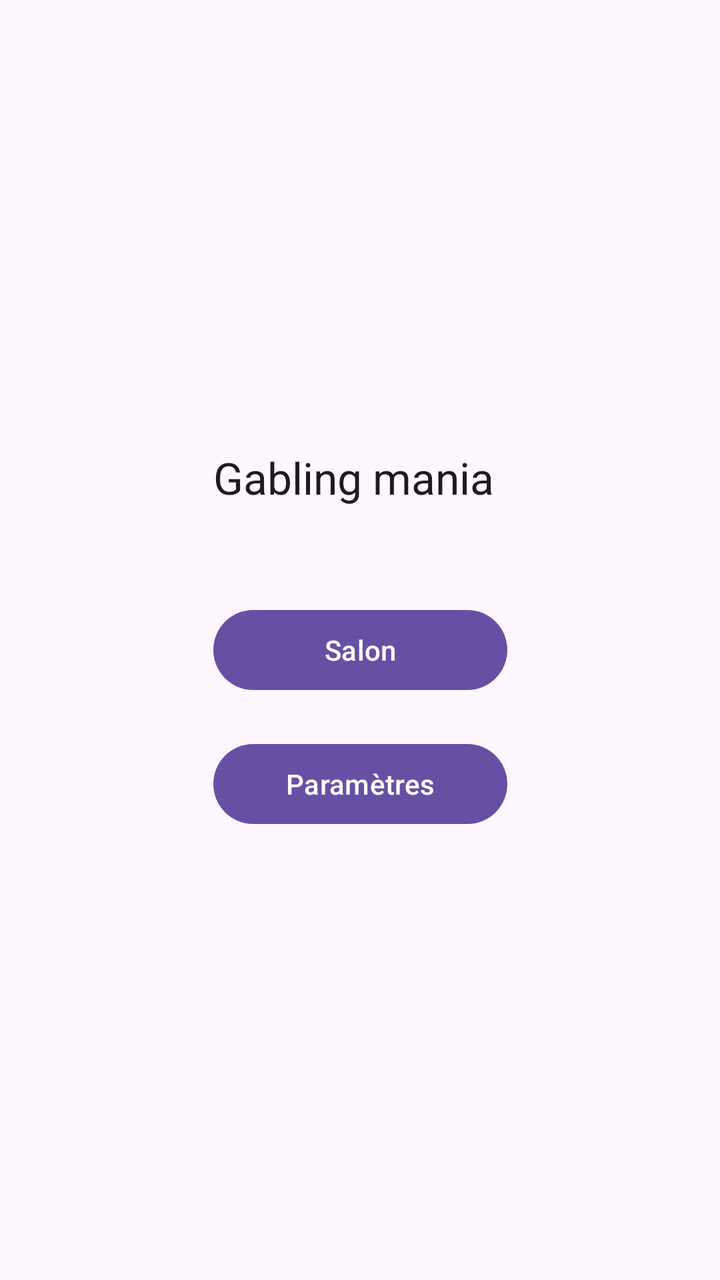
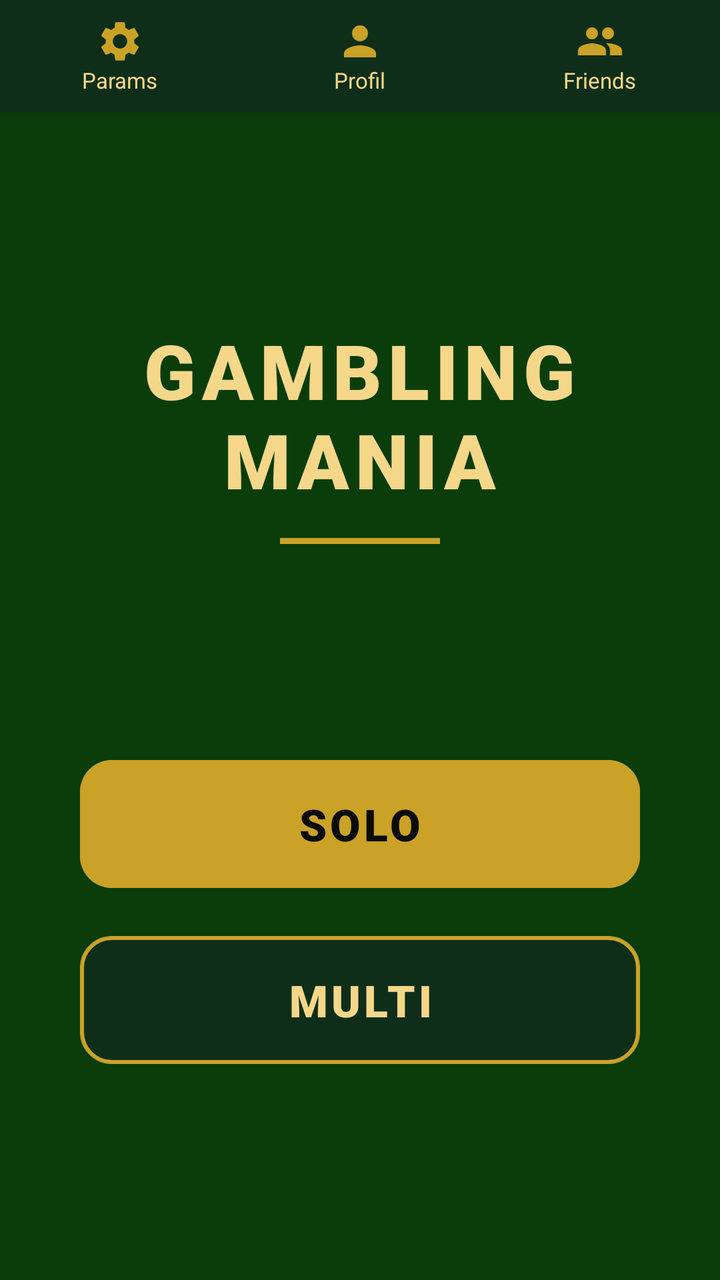

Screens rendered from an Android XML layout before and after an edit, with the pre-edit source and the edit as a unified diff.
<!-- AndroidManifest.xml: application theme Theme.My_Application_Sandbox -->
<!-- res/layout/activity_main.xml -->
<?xml version="1.0" encoding="utf-8"?>
<androidx.constraintlayout.widget.ConstraintLayout xmlns:android="http://schemas.android.com/apk/res/android"
    xmlns:app="http://schemas.android.com/apk/res-auto"
    xmlns:tools="http://schemas.android.com/tools"
    android:id="@+id/main"
    android:layout_width="match_parent"
    android:layout_height="match_parent"
    android:visibility="visible">

    <LinearLayout
        android:id="@+id/list_button"
        android:layout_width="wrap_content"
        android:layout_height="wrap_content"
        android:orientation="vertical"
        app:layout_constraintBottom_toBottomOf="parent"
        app:layout_constraintEnd_toEndOf="parent"
        app:layout_constraintHorizontal_bias="0.5"
        app:layout_constraintStart_toStartOf="parent"
        app:layout_constraintTop_toTopOf="parent"
        app:layout_constraintVertical_bias="0.5">

        <TextView
            android:id="@+id/Title"
            android:layout_width="147dp"
            android:layout_height="28dp"
            android:text="Gabling mania"
            android:textAppearance="@style/TextAppearance.AppCompat.Large" />

        <Space
            android:layout_width="match_parent"
            android:layout_height="49dp" />

        <Button
            android:id="@+id/start_roulette"
            android:layout_width="match_parent"
            android:layout_height="wrap_content"
            android:onClick="enterSalon"
            android:text="@string/salon" />

        <Space
            android:layout_width="match_parent"
            android:layout_height="19dp" />

        <Button
            android:id="@+id/start_parametre"
            android:layout_width="match_parent"
            android:layout_height="wrap_content"
            android:text="@string/parameter_window" />
    </LinearLayout>

</androidx.constraintlayout.widget.ConstraintLayout>
<!-- resources referenced by this layout -->
<resources>
  <string name="parameter_window">Paramètres</string>
  <string name="salon">Salon</string>
  <style name="Theme.My_Application_Sandbox" parent="Base.Theme.My_Application_Sandbox" />
  <style name="Base.Theme.My_Application_Sandbox" parent="Theme.Material3.DayNight.NoActionBar">
          
          <item name="materialAlertDialogTheme">@style/Casino.Dialog</item>
          
      </style>
  <style name="Casino.Dialog" parent="ThemeOverlay.Material3.MaterialAlertDialog">
          <item name="colorSurface">#0F2E1A</item>
          <item name="colorOnSurface">#FFFFFF</item>
          <item name="colorOnSurfaceVariant">#F5D78A</item>
          <item name="colorPrimary">#C9A227</item>
          <item name="materialAlertDialogTitleTextStyle">@style/Casino.DialogTitle</item>
      </style>
  <style name="Casino.DialogTitle" parent="MaterialAlertDialog.Material3.Title.Text">
          <item name="android:textColor">#C9A227</item>
          <item name="android:textStyle">bold</item>
      </style>
</resources>

<!-- the commit's change to res/layout/activity_main.xml (unified diff, before → after) -->
@@ -1,51 +1,136 @@
 <?xml version="1.0" encoding="utf-8"?>
-<androidx.constraintlayout.widget.ConstraintLayout xmlns:android="http://schemas.android.com/apk/res/android"
+<LinearLayout xmlns:android="http://schemas.android.com/apk/res/android"
     xmlns:app="http://schemas.android.com/apk/res-auto"
-    xmlns:tools="http://schemas.android.com/tools"
     android:id="@+id/main"
     android:layout_width="match_parent"
     android:layout_height="match_parent"
-    android:visibility="visible">
+    android:background="#0B3D0B"
+    android:orientation="vertical">
+
+    
+    <LinearLayout
+        android:id="@+id/topBar"
+        android:layout_width="match_parent"
+        android:layout_height="56dp"
+        android:background="#0F2E1A"
+        android:elevation="6dp"
+        android:orientation="horizontal">
+
+        <LinearLayout
+            android:id="@+id/btn_params"
+            android:layout_width="0dp"
+            android:layout_height="match_parent"
+            android:layout_weight="1"
+            android:background="?attr/selectableItemBackground"
+            android:clickable="true"
+            android:focusable="true"
+            android:gravity="center"
+            android:onClick="comingSoon"
+            android:orientation="vertical">
+            <ImageView android:layout_width="24dp" android:layout_height="24dp"
+                android:src="@drawable/ic_param" />
+            <TextView android:layout_width="wrap_content" android:layout_height="wrap_content"
+                android:text="Params" android:textColor="#F5D78A" android:textSize="11sp" />
+        </LinearLayout>
+
+        <LinearLayout
+            android:id="@+id/btn_profile"
+            android:layout_width="0dp"
+            android:layout_height="match_parent"
+            android:layout_weight="1"
+            android:background="?attr/selectableItemBackground"
+            android:clickable="true"
+            android:focusable="true"
+            android:gravity="center"
+            android:onClick="comingSoon"
+            android:orientation="vertical">
+            <ImageView android:layout_width="24dp" android:layout_height="24dp"
+                android:src="@drawable/ic_profile" />
+            <TextView android:layout_width="wrap_content" android:layout_height="wrap_content"
+                android:text="Profil" android:textColor="#F5D78A" android:textSize="11sp" />
+        </LinearLayout>
+
+        <LinearLayout
+            android:id="@+id/btn_friends"
+            android:layout_width="0dp"
+            android:layout_height="match_parent"
+            android:layout_weight="1"
+            android:background="?attr/selectableItemBackground"
+            android:clickable="true"
+            android:focusable="true"
+            android:gravity="center"
+            android:onClick="comingSoon"
+            android:orientation="vertical">
+            <ImageView android:layout_width="24dp" android:layout_height="24dp"
+                android:src="@drawable/ic_amis" />
+            <TextView android:layout_width="wrap_content" android:layout_height="wrap_content"
+                android:text="Friends" android:textColor="#F5D78A" android:textSize="11sp" />
+        </LinearLayout>
+    </LinearLayout>
 
     <LinearLayout
-        android:id="@+id/list_button"
-        android:layout_width="wrap_content"
-        android:layout_height="wrap_content"
-        android:orientation="vertical"
-        app:layout_constraintBottom_toBottomOf="parent"
-        app:layout_constraintEnd_toEndOf="parent"
-        app:layout_constraintHorizontal_bias="0.5"
-        app:layout_constraintStart_toStartOf="parent"
-        app:layout_constraintTop_toTopOf="parent"
-        app:layout_constraintVertical_bias="0.5">
+        android:layout_width="match_parent"
+        android:layout_height="0dp"
+        android:layout_weight="1"
+        android:gravity="center_horizontal"
+        android:orientation="vertical">
+
+        <Space android:layout_width="match_parent" android:layout_height="0dp"
+            android:layout_weight="1" />
 
         <TextView
             android:id="@+id/Title"
-            android:layout_width="147dp"
-            android:layout_height="28dp"
-            android:text="Gabling mania"
-            android:textAppearance="@style/TextAppearance.AppCompat.Large" />
+            android:layout_width="wrap_content"
+            android:layout_height="wrap_content"
+            android:fontFamily="sans-serif-black"
+            android:gravity="center"
+            android:letterSpacing="0.08"
+            android:text="GAMBLING\nMANIA"
+            android:textColor="#F5D78A"
+            android:textSize="38sp" />
 
-        <Space
-            android:layout_width="match_parent"
-            android:layout_height="49dp" />
+        <View android:layout_width="80dp" android:layout_height="3dp"
+            android:layout_marginTop="14dp" android:background="#C9A227" />
 
+        <Space android:layout_width="match_parent" android:layout_height="0dp"
+            android:layout_weight="1" />
+
+        
         <Button
-            android:id="@+id/start_roulette"
-            android:layout_width="match_parent"
-            android:layout_height="wrap_content"
-            android:onClick="enterSalon"
-            android:text="@string/salon" />
+            android:id="@+id/btn_solo"
+            android:layout_width="280dp"
+            android:layout_height="72dp"
+            android:backgroundTint="#C9A227"
+            android:elevation="6dp"
+            android:fontFamily="sans-serif-black"
+            android:letterSpacing="0.08"
+            android:onClick="playSolo"
+            android:text="SOLO"
+            android:textAllCaps="true"
+            android:textColor="#0A0A0A"
+            android:textSize="22sp"
+            app:cornerRadius="16dp" />
 
-        <Space
-            android:layout_width="match_parent"
-            android:layout_height="19dp" />
+        <Space android:layout_width="match_parent" android:layout_height="16dp" />
 
+        
         <Button
-            android:id="@+id/start_parametre"
-            android:layout_width="match_parent"
-            android:layout_height="wrap_content"
-            android:text="@string/parameter_window" />
+            android:id="@+id/btn_multi"
+            android:layout_width="280dp"
+            android:layout_height="72dp"
+            android:backgroundTint="#0F2E1A"
+            android:fontFamily="sans-serif-black"
+            android:letterSpacing="0.08"
+            android:onClick="playMulti"
+            android:text="MULTI"
+            android:textAllCaps="true"
+            android:textColor="#F5D78A"
+            android:textSize="22sp"
+            app:cornerRadius="16dp"
+            app:strokeColor="#C9A227"
+            app:strokeWidth="2dp" />
+
+        <Space android:layout_width="match_parent" android:layout_height="0dp"
+            android:layout_weight="1" />
     </LinearLayout>
-
-</androidx.constraintlayout.widget.ConstraintLayout>
+</LinearLayout>
<!-- resource entries referenced after the edit -->
@@ -1,7 +1,29 @@
 <!-- resources referenced by this layout -->
 <resources>
-  <string name="parameter_window">Paramètres</string>
-  <string name="salon">Salon</string>
+  <!-- drawable ic_amis (drawable) -->
+  <?xml version="1.0" encoding="utf-8"?>
+  <vector xmlns:android="http://schemas.android.com/apk/res/android"
+      android:width="24dp" android:height="24dp"
+      android:viewportWidth="24" android:viewportHeight="24">
+      <path android:fillColor="#C9A227"
+          android:pathData="M16,11c1.66,0 2.99,-1.34 2.99,-3S17.66,5 16,5c-1.66,0 -3,1.34 -3,3s1.34,3 3,3zM8,11c1.66,0 2.99,-1.34 2.99,-3S9.66,5 8,5C6.34,5 5,6.34 5,8s1.34,3 3,3zM8,13c-2.33,0 -7,1.17 -7,3.5V19h14v-2.5c0,-2.33 -4.67,-3.5 -7,-3.5zM16,13c-0.29,0 -0.62,0.02 -0.97,0.05 1.16,0.84 1.97,1.97 1.97,3.45V19h6v-2.5c0,-2.33 -4.67,-3.5 -7,-3.5z"/>
+  </vector>
+  <!-- drawable ic_param (drawable) -->
+  <?xml version="1.0" encoding="utf-8"?>
+  <vector xmlns:android="http://schemas.android.com/apk/res/android"
+      android:width="24dp" android:height="24dp"
+      android:viewportWidth="24" android:viewportHeight="24">
+      <path android:fillColor="#C9A227"
+          android:pathData="M19.14,12.94c0.04,-0.3 0.06,-0.61 0.06,-0.94c0,-0.32 -0.02,-0.64 -0.07,-0.94l2.03,-1.58c0.18,-0.14 0.23,-0.41 0.12,-0.61l-1.92,-3.32c-0.12,-0.22 -0.37,-0.29 -0.59,-0.22l-2.39,0.96c-0.5,-0.38 -1.03,-0.7 -1.62,-0.94L14.4,2.81c-0.04,-0.24 -0.24,-0.41 -0.48,-0.41h-3.84c-0.24,0 -0.43,0.17 -0.47,0.41L9.25,5.35C8.66,5.59 8.12,5.92 7.63,6.29L5.24,5.33c-0.22,-0.08 -0.47,0 -0.59,0.22L2.74,8.87C2.62,9.08 2.66,9.34 2.86,9.48l2.03,1.58C4.84,11.36 4.8,11.69 4.8,12s0.02,0.64 0.07,0.94l-2.03,1.58c-0.18,0.14 -0.23,0.41 -0.12,0.61l1.92,3.32c0.12,0.22 0.37,0.29 0.59,0.22l2.39,-0.96c0.5,0.38 1.03,0.7 1.62,0.94l0.36,2.54c0.05,0.24 0.24,0.41 0.48,0.41h3.84c0.24,0 0.44,-0.17 0.47,-0.41l0.36,-2.54c0.59,-0.24 1.13,-0.56 1.62,-0.94l2.39,0.96c0.22,0.08 0.47,0 0.59,-0.22l1.92,-3.32c0.12,-0.22 0.07,-0.47 -0.12,-0.61L19.14,12.94zM12,15.6c-1.98,0 -3.6,-1.62 -3.6,-3.6s1.62,-3.6 3.6,-3.6s3.6,1.62 3.6,3.6S13.98,15.6 12,15.6z"/>
+  </vector>
+  <!-- drawable ic_profile (drawable) -->
+  <?xml version="1.0" encoding="utf-8"?>
+  <vector xmlns:android="http://schemas.android.com/apk/res/android"
+      android:width="24dp" android:height="24dp"
+      android:viewportWidth="24" android:viewportHeight="24">
+      <path android:fillColor="#C9A227"
+          android:pathData="M12,12c2.21,0 4,-1.79 4,-4s-1.79,-4 -4,-4 -4,1.79 -4,4 1.79,4 4,4zM12,14c-2.67,0 -8,1.34 -8,4v2h16v-2c0,-2.66 -5.33,-4 -8,-4z"/>
+  </vector>
   <style name="Theme.My_Application_Sandbox" parent="Base.Theme.My_Application_Sandbox" />
   <style name="Base.Theme.My_Application_Sandbox" parent="Theme.Material3.DayNight.NoActionBar">
           
